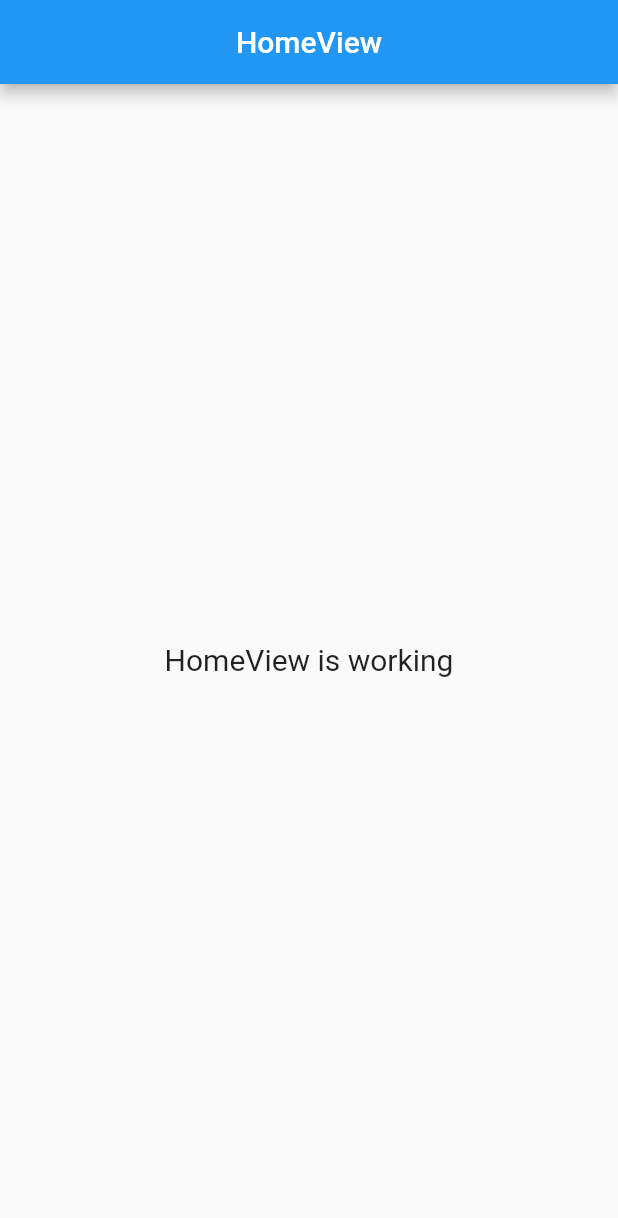
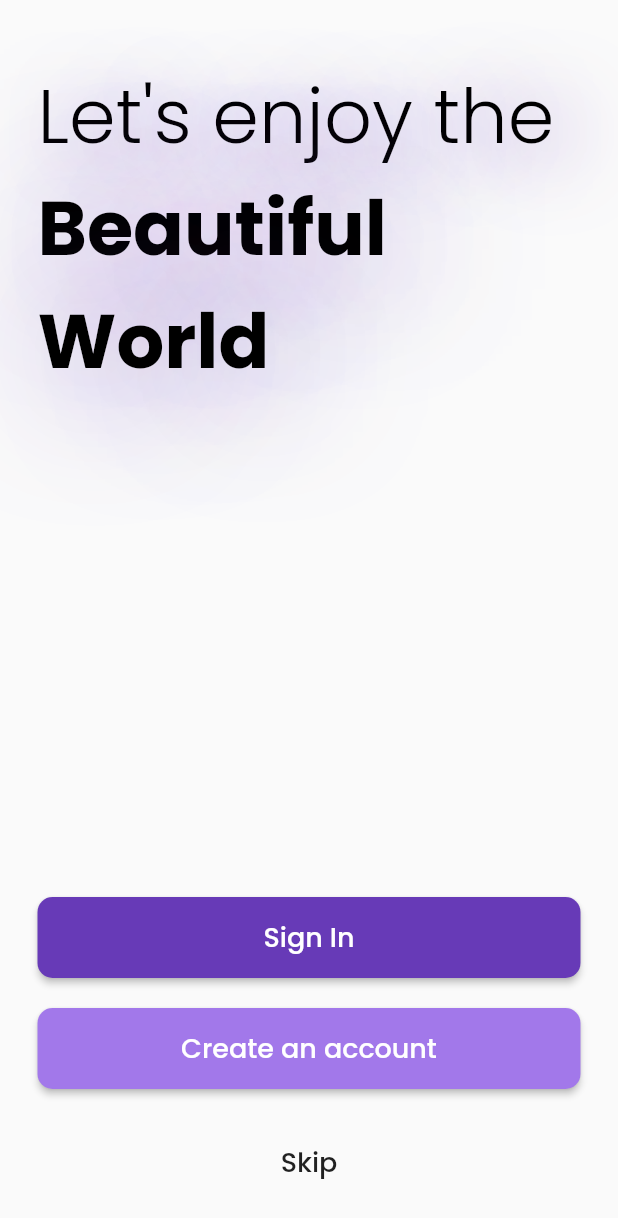
Before and after one commit to dna2121/travel_app, a Flutter app: the screen it shows after launch, on a phone screen of 412 x 824 dp. Shown: the top 1218 px of the screen. Run offline on Flutter 3.47's test engine with Material 2 defaults, Android fonts, the phone set to English and light mode, and no system bars; our stand-ins replace get, google_fonts.

Commit message:
login page

```diff
--- a/lib/app/modules/home/views/home_view.dart
+++ b/lib/app/modules/home/views/home_view.dart
@@ -1,7 +1,10 @@
 import 'package:flutter/material.dart';
 
 import 'package:get/get.dart';
+import 'package:google_fonts/google_fonts.dart';
 
+import '../../../../widgets/elv_button.dart';
+import '../../../../widgets/home_text.dart';
 import '../controllers/home_controller.dart';
 
 class HomeView extends GetView<HomeController> {
@@ -9,17 +12,6 @@ class HomeView extends GetView<HomeController> {
 
   @override
   Widget build(BuildContext context) {
-    return Scaffold(
-      appBar: AppBar(
-        title: Text('HomeView'),
-        centerTitle: true,
-      ),
-      body: Center(
-        child: Text(
-          'HomeView is working',
-          style: TextStyle(fontSize: 20),
-        ),
-      ),
-    );
+    return Scaffold();
   }
 }
--- /dev/null
+++ b/lib/app/modules/login/bindings/login_binding.dart
@@ -0,0 +1,12 @@
+import 'package:get/get.dart';
+
+import '../controllers/login_controller.dart';
+
+class LoginBinding extends Bindings {
+  @override
+  void dependencies() {
+    Get.lazyPut<LoginController>(
+      () => LoginController(),
+    );
+  }
+}
--- /dev/null
+++ b/lib/app/modules/login/controllers/login_controller.dart
@@ -0,0 +1,6 @@
+import 'package:get/get.dart';
+
+class LoginController extends GetxController {
+  //TODO: Implement LoginController
+
+}
--- /dev/null
+++ b/lib/app/modules/login/views/login_view.dart
@@ -0,0 +1,67 @@
+import 'package:flutter/material.dart';
+
+import 'package:get/get.dart';
+import 'package:google_fonts/google_fonts.dart';
+
+import '../../../../widgets/elv_button.dart';
+import '../../../../widgets/home_text.dart';
+import '../controllers/login_controller.dart';
+
+class LoginView extends GetView<LoginController> {
+  @override
+  Widget build(BuildContext context) {
+    return SafeArea(
+      child: Scaffold(
+        body: Column(
+          mainAxisAlignment: MainAxisAlignment.spaceBetween,
+          children: [
+            Padding(
+              padding: const EdgeInsets.symmetric(horizontal: 25, vertical: 40),
+              child: Container(
+                child: Column(
+                  crossAxisAlignment: CrossAxisAlignment.start,
+                  children: [
+                    HomeText(
+                        blur: 70,
+                        text: "Let's enjoy the",
+                        weight: FontWeight.w300),
+                    HomeText(
+                      text: "Beautiful World",
+                      blur: 120.0,
+                      weight: FontWeight.w700,
+                    )
+                  ],
+                ),
+              ),
+            ),
+            Padding(
+              padding: const EdgeInsets.symmetric(vertical: 25),
+              child: Column(
+                children: [
+                  ElvButton(
+                    text: "Sign In",
+                    color: Colors.deepPurple,
+                  ),
+                  SizedBox(height: 20),
+                  ElvButton(
+                    text: "Create an account",
+                    color: Color.fromARGB(255, 162, 120, 234),
+                  ),
+                  SizedBox(height: 25),
+                  TextButton(
+                    onPressed: () {},
+                    child: Text(
+                      "Skip",
+                      style: GoogleFonts.poppins(
+                          fontSize: 18, color: Colors.black87),
+                    ),
+                  ),
+                ],
+              ),
+            ),
+          ],
+        ),
+      ),
+    );
+  }
+}
--- a/lib/app/routes/app_pages.dart
+++ b/lib/app/routes/app_pages.dart
@@ -2,13 +2,15 @@ import 'package:get/get.dart';
 
 import '../modules/home/bindings/home_binding.dart';
 import '../modules/home/views/home_view.dart';
+import '../modules/login/bindings/login_binding.dart';
+import '../modules/login/views/login_view.dart';
 
 part 'app_routes.dart';
 
 class AppPages {
   AppPages._();
 
-  static const INITIAL = Routes.HOME;
+  static const INITIAL = Routes.LOGIN;
 
   static final routes = [
     GetPage(
@@ -16,5 +18,10 @@ class AppPages {
       page: () => HomeView(),
       binding: HomeBinding(),
     ),
+    GetPage(
+      name: _Paths.LOGIN,
+      page: () => LoginView(),
+      binding: LoginBinding(),
+    ),
   ];
 }
--- a/lib/app/routes/app_routes.dart
+++ b/lib/app/routes/app_routes.dart
@@ -4,9 +4,11 @@ part of 'app_pages.dart';
 abstract class Routes {
   Routes._();
   static const HOME = _Paths.HOME;
+  static const LOGIN = _Paths.LOGIN;
 }
 
 abstract class _Paths {
   _Paths._();
   static const HOME = '/home';
+  static const LOGIN = '/login';
 }
--- /dev/null
+++ b/lib/widgets/elv_button.dart
@@ -0,0 +1,38 @@
+import 'package:flutter/material.dart';
+import 'package:google_fonts/google_fonts.dart';
+
+class ElvButton extends StatelessWidget {
+  ElvButton({Key? key, required this.text, required this.color})
+      : super(key: key);
+
+  String text;
+  Color color;
+
+  @override
+  Widget build(BuildContext context) {
+    return Padding(
+      padding: const EdgeInsets.symmetric(
+        horizontal: 25,
+      ),
+      child: Container(
+        width: double.infinity,
+        height: 54,
+        child: ElevatedButton(
+          onPressed: () {},
+          style: ButtonStyle(
+            shape: MaterialStateProperty.all<RoundedRectangleBorder>(
+              RoundedRectangleBorder(
+                borderRadius: BorderRadius.circular(10.0),
+              ),
+            ),
+            backgroundColor: MaterialStateProperty.all<Color>(color),
+          ),
+          child: Text(
+            text,
+            style: GoogleFonts.poppins(fontSize: 18),
+          ),
+        ),
+      ),
+    );
+  }
+}
--- /dev/null
+++ b/lib/widgets/home_text.dart
@@ -0,0 +1,31 @@
+import 'package:flutter/material.dart';
+import 'package:google_fonts/google_fonts.dart';
+
+class HomeText extends StatelessWidget {
+  HomeText(
+      {Key? key, required this.blur, required this.text, required this.weight})
+      : super(key: key);
+
+  String text;
+  FontWeight weight;
+  double blur;
+
+  @override
+  Widget build(BuildContext context) {
+    return Text(
+      text,
+      style: GoogleFonts.poppins(
+        color: Colors.black,
+        fontSize: 50,
+        fontWeight: weight,
+        shadows: [
+          Shadow(
+            blurRadius: blur,
+            offset: Offset(12, 7),
+            color: Colors.deepPurple,
+          ),
+        ],
+      ),
+    );
+  }
+}
```
Also changed, not shown: 1 other file.
